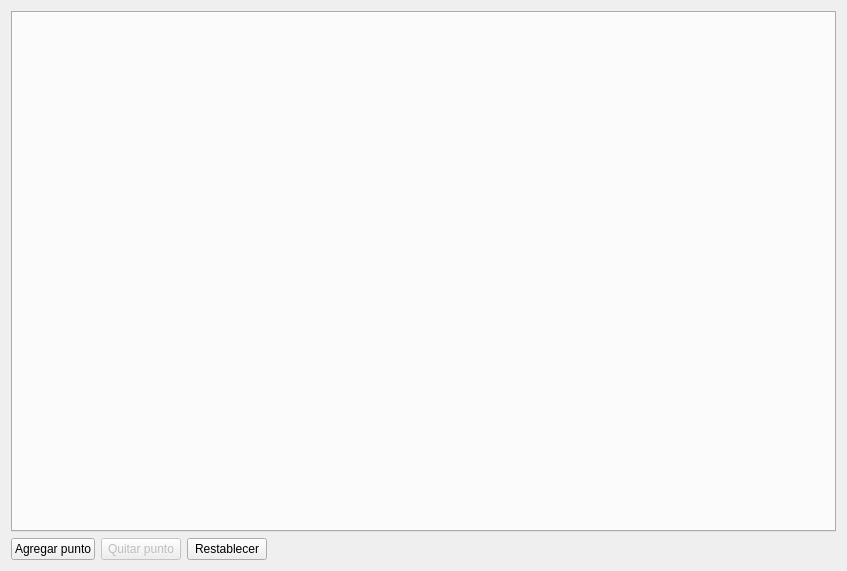
Qt form src/widgets/tabs/tabs.ui (rozanecm/7561-piv) before a commit.
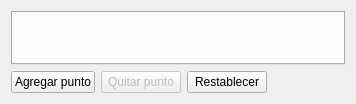
The same form after that commit.

Commit message: fix: adaptability of tab content widget

```diff
--- a/src/widgets/tabs/tabs.ui
+++ b/src/widgets/tabs/tabs.ui
@@ -6,8 +6,8 @@
    <rect>
     <x>0</x>
     <y>0</y>
-    <width>847</width>
-    <height>571</height>
+    <width>356</width>
+    <height>104</height>
    </rect>
   </property>
   <property name="windowTitle">
```
The commit also changes 3 other files.
